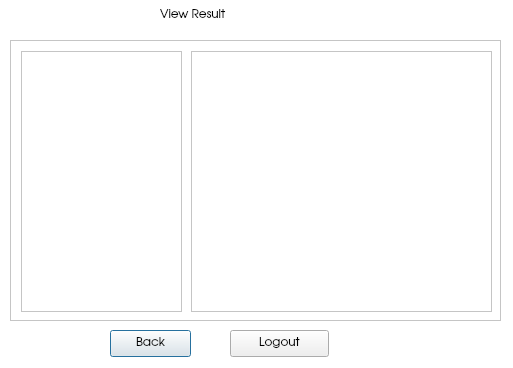
Qt form adminviewresult.ui (abhinavthukral28/stuPID) before a commit.
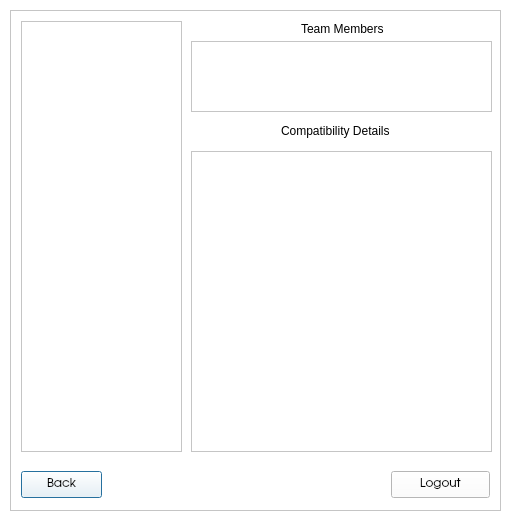
The same form after that commit.

Commit message: Result Builder Working

Diff of the .ui file:
```diff
--- a/adminviewresult.ui
+++ b/adminviewresult.ui
@@ -6,8 +6,8 @@
    <rect>
     <x>0</x>
     <y>0</y>
-    <width>513</width>
-    <height>368</height>
+    <width>509</width>
+    <height>520</height>
    </rect>
   </property>
   <property name="windowTitle">
@@ -18,31 +18,13 @@
 background:white;
 }</string>
   </property>
-  <widget class="QPushButton" name="BackButton">
-   <property name="geometry">
-    <rect>
-     <x>110</x>
-     <y>330</y>
-     <width>81</width>
-     <height>27</height>
-    </rect>
-   </property>
-   <property name="font">
-    <font>
-     <family>URW Gothic L</family>
-    </font>
-   </property>
-   <property name="text">
-    <string>Back</string>
-   </property>
-  </widget>
   <widget class="QScrollArea" name="scrollArea">
    <property name="geometry">
     <rect>
      <x>10</x>
-     <y>40</y>
+     <y>10</y>
      <width>491</width>
-     <height>281</height>
+     <height>501</height>
     </rect>
    </property>
    <property name="styleSheet">
@@ -59,16 +41,16 @@
       <x>0</x>
       <y>0</y>
       <width>489</width>
-      <height>279</height>
+      <height>499</height>
      </rect>
     </property>
     <widget class="QTextBrowser" name="textBrowser">
      <property name="geometry">
       <rect>
        <x>180</x>
-       <y>10</y>
+       <y>140</y>
        <width>301</width>
-       <height>261</height>
+       <height>301</height>
       </rect>
      </property>
     </widget>
@@ -78,19 +60,17 @@
        <x>10</x>
        <y>10</y>
        <width>161</width>
-       <height>261</height>
+       <height>431</height>
       </rect>
      </property>
     </widget>
-   </widget>
-  </widget>
-  <widget class="QLabel" name="ViewResultLabel">
+    <widget class="QPushButton" name="BackButton">
    <property name="geometry">
     <rect>
-     <x>160</x>
-     <y>0</y>
-     <width>101</width>
-     <height>31</height>
+       <x>10</x>
+       <y>460</y>
+       <width>81</width>
+       <height>27</height>
     </rect>
    </property>
    <property name="font">
@@ -99,14 +79,14 @@
     </font>
    </property>
    <property name="text">
-    <string>View Result</string>
+      <string>Back</string>
    </property>
   </widget>
   <widget class="QPushButton" name="pushButton">
    <property name="geometry">
     <rect>
-     <x>230</x>
-     <y>330</y>
+       <x>380</x>
+       <y>460</y>
      <width>99</width>
      <height>27</height>
     </rect>
@@ -119,6 +99,44 @@
    <property name="text">
     <string>Logout</string>
    </property>
+    </widget>
+    <widget class="QTextBrowser" name="textBrowser_2">
+     <property name="geometry">
+      <rect>
+       <x>180</x>
+       <y>30</y>
+       <width>301</width>
+       <height>71</height>
+      </rect>
+     </property>
+    </widget>
+    <widget class="QLabel" name="label">
+     <property name="geometry">
+      <rect>
+       <x>290</x>
+       <y>10</y>
+       <width>121</width>
+       <height>16</height>
+      </rect>
+     </property>
+     <property name="text">
+      <string>Team Members</string>
+     </property>
+    </widget>
+    <widget class="QLabel" name="label_2">
+     <property name="geometry">
+      <rect>
+       <x>270</x>
+       <y>110</y>
+       <width>131</width>
+       <height>20</height>
+      </rect>
+     </property>
+     <property name="text">
+      <string>Compatibility Details</string>
+     </property>
+    </widget>
+   </widget>
   </widget>
  </widget>
  <resources/>
```
Lines whose indentation alone changed are shown as unchanged. The commit also changes 5 other files.
